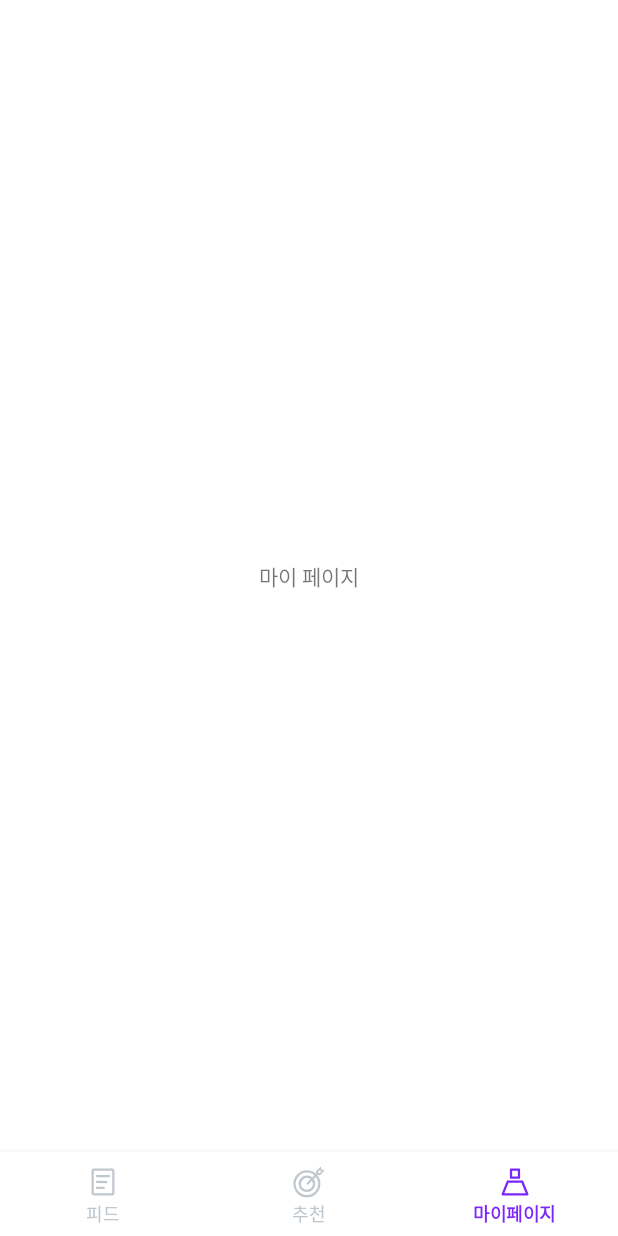
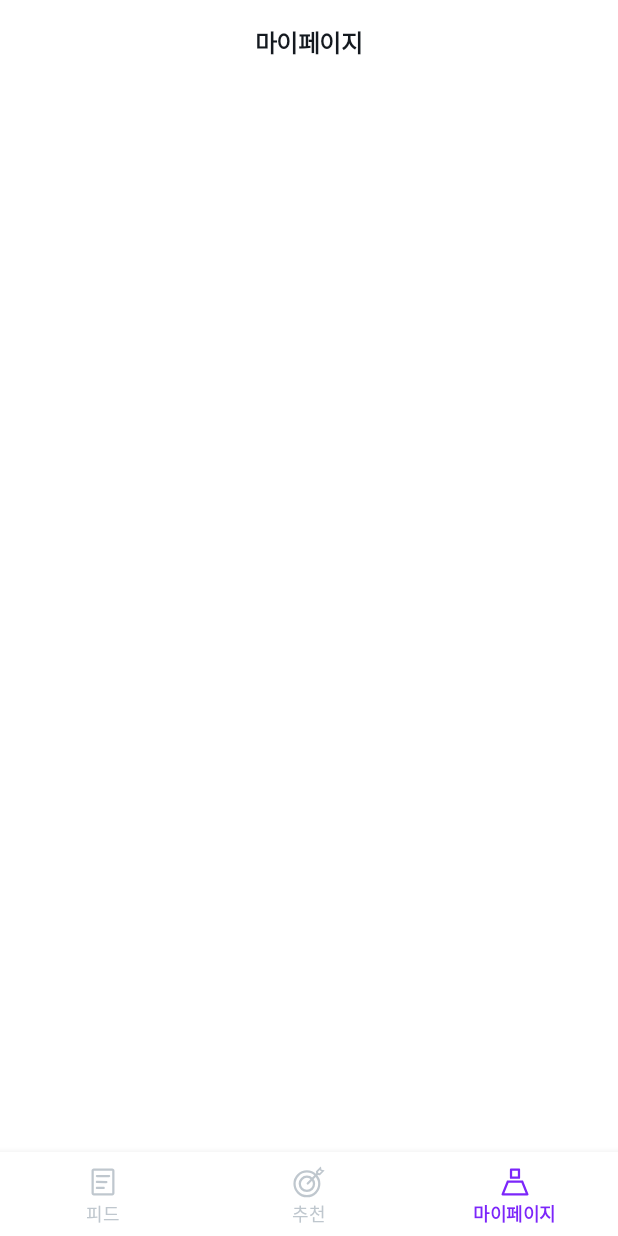
Before and after one commit to team-winey/Winey-AOS, an Android app: the screen it shows after launch (MainActivity), item 3 of the bottom bar chosen, on a phone screen of 412 x 824 dp. Run offline under Robolectric (Android 15) with nearby library versions, the phone set to English and light mode, and no system bars; our stand-ins replace Dagger/Hilt's generated code, data binding.

Commit message:
[ui] #13 마이페이지 타이틀 tv

```diff
--- a/app/src/main/res/layout/fragment_my_page.xml
+++ b/app/src/main/res/layout/fragment_my_page.xml
@@ -13,10 +13,12 @@
         tools:context=".presentation.main.mypage.MyPageFragment">
 
         <TextView
+            android:id="@+id/tv_mypage_title"
             android:layout_width="wrap_content"
             android:layout_height="wrap_content"
-            android:text="마이 페이지"
-            app:layout_constraintBottom_toBottomOf="parent"
+            android:layout_marginTop="16dp"
+            android:text="@string/mypage_title"
+            android:textAppearance="@style/TextAppearance.WINEY.body_b_16"
             app:layout_constraintEnd_toEndOf="parent"
             app:layout_constraintStart_toStartOf="parent"
             app:layout_constraintTop_toTopOf="parent" />
```
